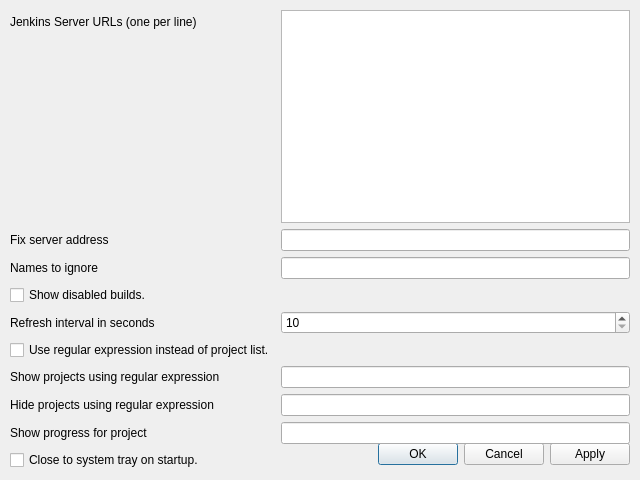
Above: BuildMonitor/Settings.ui from XsparkieX/BuildMonitor before the change. Below: the same form after it.
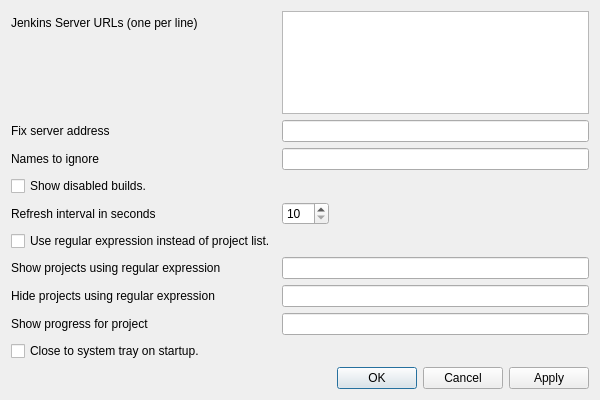
That is the form after the change.

Commit message: Some more layout fixes and incremented the version number.

The edit to the form file:
```diff
--- a/BuildMonitor/Settings.ui
+++ b/BuildMonitor/Settings.ui
@@ -6,39 +6,28 @@
    <rect>
     <x>0</x>
     <y>0</y>
-    <width>640</width>
-    <height>480</height>
+    <width>600</width>
+    <height>400</height>
    </rect>
   </property>
+  <property name="sizePolicy">
+   <sizepolicy hsizetype="Expanding" vsizetype="Expanding">
+    <horstretch>0</horstretch>
+    <verstretch>0</verstretch>
+   </sizepolicy>
+  </property>
   <property name="windowTitle">
    <string>Settings</string>
   </property>
-  <widget class="QDialogButtonBox" name="buttonBox">
-   <property name="geometry">
-    <rect>
-     <x>10</x>
-     <y>438</y>
-     <width>620</width>
-     <height>32</height>
-    </rect>
-   </property>
-   <property name="orientation">
-    <enum>Qt::Horizontal</enum>
-   </property>
-   <property name="standardButtons">
-    <set>QDialogButtonBox::Apply|QDialogButtonBox::Cancel|QDialogButtonBox::Ok</set>
-   </property>
-  </widget>
-  <widget class="QWidget" name="formLayoutWidget">
-   <property name="geometry">
-    <rect>
-     <x>10</x>
-     <y>10</y>
-     <width>620</width>
-     <height>460</height>
-    </rect>
-   </property>
+  <layout class="QGridLayout" name="gridLayout">
+   <item row="0" column="0">
    <layout class="QFormLayout" name="formLayout">
+     <property name="sizeConstraint">
+      <enum>QLayout::SetNoConstraint</enum>
+     </property>
+     <property name="fieldGrowthPolicy">
+      <enum>QFormLayout::ExpandingFieldsGrow</enum>
+     </property>
     <item row="0" column="0">
      <widget class="QLabel" name="label">
       <property name="text">
@@ -148,7 +137,18 @@
      </widget>
     </item>
    </layout>
-  </widget>
+   </item>
+   <item row="1" column="0">
+    <widget class="QDialogButtonBox" name="buttonBox">
+     <property name="orientation">
+      <enum>Qt::Horizontal</enum>
+     </property>
+     <property name="standardButtons">
+      <set>QDialogButtonBox::Apply|QDialogButtonBox::Cancel|QDialogButtonBox::Ok</set>
+     </property>
+    </widget>
+   </item>
+  </layout>
  </widget>
  <tabstops>
   <tabstop>serverURLs</tabstop>
```
Lines whose indentation alone changed are shown as unchanged. The commit also changes 3 other files.
